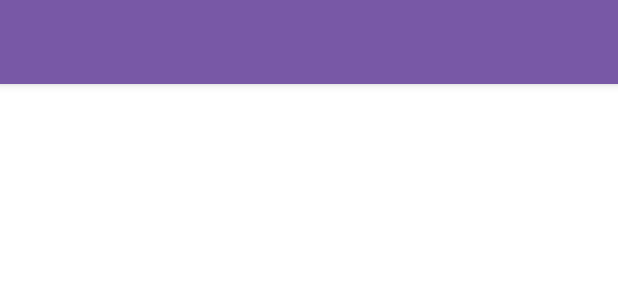
After one commit to rinku123411/Travel-Guider-App, an Android app: the layout app_bar_main.xml on its own in the app's theme, with its tools: preview values and no code run, on a phone screen of 412 x 824 dp. The commit adds this screen. Shown: the top 300 px of the screen. Run offline under Robolectric (Android 15) with nearby library versions, the phone set to English and light mode, and no system bars.

```diff
--- /dev/null
+++ b/app/src/main/res/drawable-v24/nav_header_main_background.xml
@@ -0,0 +1,11 @@
+<?xml version="1.0" encoding="utf-8"?>
+<shape xmlns:android="http://schemas.android.com/apk/res/android"
+    android:shape="rectangle">
+    <gradient android:angle="360"
+        android:startColor="#7858A6"
+        android:endColor="#7858A6"
+        android:type="linear"
+        ></gradient>
+
+
+</shape>
--- /dev/null
+++ b/app/src/main/res/layout/app_bar_main.xml
@@ -0,0 +1,19 @@
+<?xml version="1.0" encoding="utf-8"?>
+<androidx.coordinatorlayout.widget.CoordinatorLayout xmlns:android="http://schemas.android.com/apk/res/android"
+    android:layout_width="match_parent"
+    android:layout_height="match_parent"
+    xmlns:app="http://schemas.android.com/apk/res-auto">
+    <com.google.android.material.appbar.AppBarLayout
+        android:layout_width="match_parent"
+        android:layout_height="wrap_content"
+        android:theme="@style/AppBarOverlay">
+
+        <androidx.appcompat.widget.Toolbar
+            android:layout_width="match_parent"
+            android:layout_height="?attr/actionBarSize"
+            android:id="@+id/toolbar_main_activity"
+            android:background="@drawable/nav_header_main_background"
+            app:popupTheme="@style/PopupOverlay"/>
+    </com.google.android.material.appbar.AppBarLayout>
+
+</androidx.coordinatorlayout.widget.CoordinatorLayout>
--- a/app/src/main/res/values/themes.xml
+++ b/app/src/main/res/values/themes.xml
@@ -17,4 +17,10 @@
         <item name="windowActionBar">false</item>
         <item name="android:windowNoTitle">true</item>
     </style>
+    <style name="AppBarOverlay" parent="ThemeOverlay.AppCompat.Dark.ActionBar">
+
+    </style>
+    <style name="PopupOverlay" parent="ThemeOverlay.AppCompat.Light">
+
+    </style>
 </resources>
```
Also changed, not shown: app/src/main/java/com/example/travelguider/activities/SplashActivity.kt (+9 -1 lines), app/src/main/java/com/example/travelguider/firebase/FirestoreClass.kt (+6 -1 lines), app/src/main/res/layout/activity_main.xml (+18 -9 lines), app/src/main/res/layout/main_content.xml (added, +18 -0 lines), app/src/main/res/layout/nav_header_main.xml (added, +10 -0 lines).
